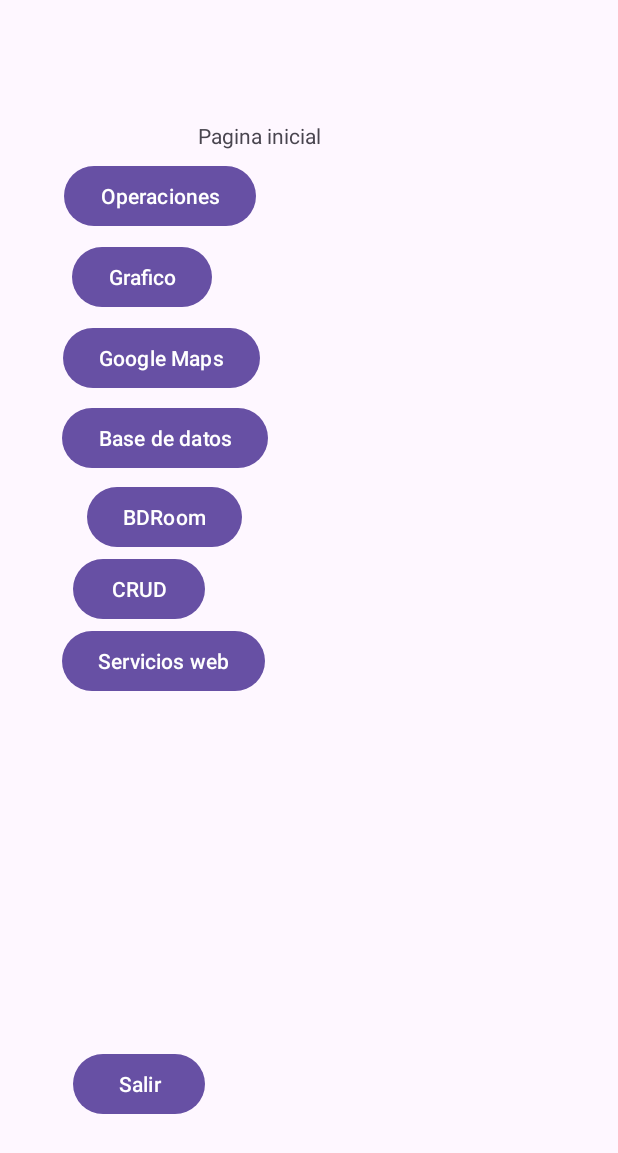
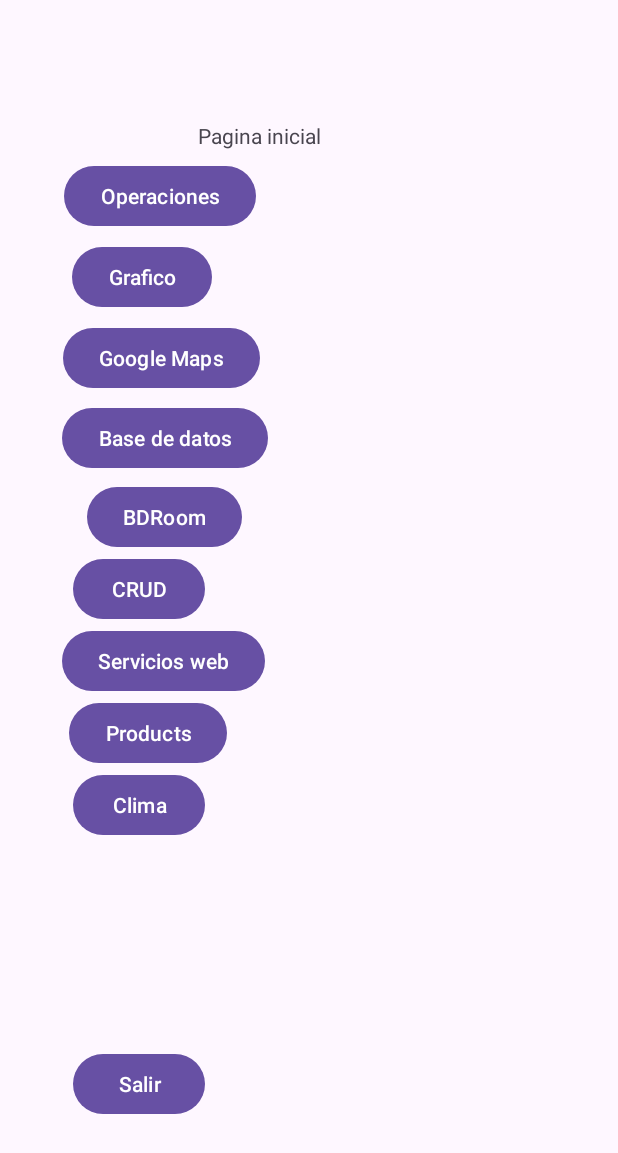
Before and after one commit to idGarciat/PruebasMovil, an Android app: the screen it shows after launch (MainActivity), on a phone screen of 412 x 824 dp. Shown: the top 1153 px of the screen. Run offline under Robolectric (Android 15) with nearby library versions, the phone set to English and light mode, and no system bars.

Commit message:
WEBSOCKETS new

```diff
--- a/app/src/main/AndroidManifest.xml
+++ b/app/src/main/AndroidManifest.xml
@@ -12,10 +12,14 @@
         android:fullBackupContent="@xml/backup_rules"
         android:icon="@mipmap/ic_launcher"
         android:label="@string/app_name"
+        android:networkSecurityConfig="@xml/network_security_config"
         android:roundIcon="@mipmap/ic_launcher_round"
         android:supportsRtl="true"
         android:theme="@style/Theme.Pruebas1"
         android:usesCleartextTraffic="true">
+        <activity
+            android:name=".webpackagessss.ClimaActivity"
+            android:exported="false" />
         <activity
             android:name=".products.ProductsActivity"
             android:exported="false" />
--- a/app/src/main/java/com/example/pruebas1/MainActivity.kt
+++ b/app/src/main/java/com/example/pruebas1/MainActivity.kt
@@ -8,8 +8,11 @@ import androidx.appcompat.app.AppCompatActivity
 import androidx.core.view.ViewCompat
 import androidx.core.view.WindowInsetsCompat
 import com.example.pruebas1.CRUD.CRUDActivity
+import com.example.pruebas1.ServiciosWeb.WebMainActivity
 import com.example.pruebas1.bdroom.NewBDRoomActivity
 import com.example.pruebas1.products.ProductsActivity
+import com.example.pruebas1.webpackagessss.ClimaActivity
+import kotlin.jvm.java
 
 
 class MainActivity : AppCompatActivity() {
@@ -37,7 +40,10 @@ class MainActivity : AppCompatActivity() {
         val buttongraficos : Button = findViewById(R.id.grafico)
         val buttonsalir : Button = findViewById(R.id.btnSalir)
         val btnBDRoom : Button = findViewById(R.id.btnBDRoom)
-        val brnCRUD : Button = findViewById(R.id.btnCRUD)
+        val btnserviciosweb : Button = findViewById(R.id.btnServiciosWeb)
+        val btnCRUD : Button = findViewById(R.id.btnCRUD)
+        val btnProducts : Button = findViewById(R.id.btnProducts)
+        val btnclima : Button = findViewById(R.id.btnclima)
 
 
         boton1.setOnClickListener {
@@ -63,8 +69,23 @@ class MainActivity : AppCompatActivity() {
             startActivity(intent)
         }
 
-        brnCRUD.setOnClickListener {
+        btnserviciosweb.setOnClickListener {
+            val intent = Intent(this, WebMainActivity::class.java)
+            startActivity(intent)
+        }
+
+        btnCRUD.setOnClickListener {
+            val intent = Intent(this, CRUDActivity::class.java)
+            startActivity(intent)
+        }
+
+        btnProducts.setOnClickListener {
             val intent = Intent(this, ProductsActivity::class.java)
+            startActivity(intent)
+        }
+
+        btnclima.setOnClickListener {
+            val intent = Intent(this, ClimaActivity::class.java)
             startActivity(intent)
         }
 
--- a/app/src/main/java/com/example/pruebas1/products/ProductsActivity.kt
+++ b/app/src/main/java/com/example/pruebas1/products/ProductsActivity.kt
@@ -89,7 +89,7 @@ class ProductsActivity : AppCompatActivity() {
     }
 
     private fun observarDatos(apiService: APIServices) {
-        val observable = Observable.interval(5, 10, TimeUnit.SECONDS)
+        val observable = Observable.interval(5, 5, TimeUnit.SECONDS)
             .flatMap { apiService.getAllProducts() }
             .distinctUntilChanged()
             .subscribeOn(Schedulers.io())
--- a/app/src/main/res/layout/activity_main.xml
+++ b/app/src/main/res/layout/activity_main.xml
@@ -106,6 +106,31 @@
         app:layout_constraintVertical_bias="0.0" />
 
     <Button
+        android:id="@+id/btnProducts"
+        android:layout_width="wrap_content"
+        android:layout_height="wrap_content"
+        android:text="Products"
+        app:layout_constraintBottom_toBottomOf="parent"
+        app:layout_constraintEnd_toEndOf="parent"
+        app:layout_constraintHorizontal_bias="0.150"
+        app:layout_constraintStart_toStartOf="parent"
+        app:layout_constraintTop_toBottomOf="@+id/btnServiciosWeb"
+        app:layout_constraintVertical_bias="0.0" />
+
+    <Button
+        android:id="@+id/btnclima"
+        android:layout_width="wrap_content"
+        android:layout_height="wrap_content"
+        android:text="Clima"
+        app:layout_constraintBottom_toBottomOf="parent"
+        app:layout_constraintEnd_toEndOf="parent"
+        app:layout_constraintHorizontal_bias="0.150"
+        app:layout_constraintStart_toStartOf="parent"
+        app:layout_constraintTop_toBottomOf="@+id/btnProducts"
+        app:layout_constraintVertical_bias="0.0" />
+
+
+    <Button
         android:id="@+id/btnSalir"
         android:layout_width="wrap_content"
         android:layout_height="wrap_content"
--- /dev/null
+++ b/app/src/main/res/xml/network_security_config.xml
@@ -0,0 +1,6 @@
+<?xml version="1.0" encoding="utf-8"?>
+<network-security-config>
+    <domain-config cleartextTrafficPermitted="true">
+        <domain includeSubdomains="true">192.168.0.181</domain> <!-- o 10.0.2.2 -->
+    </domain-config>
+</network-security-config>
```
Also changed, not shown: app/src/main/java/com/example/pruebas1/webpackagessss/ClimaActivity.kt (added, +66 -0 lines), app/src/main/java/com/example/pruebas1/webpackagessss/WeatherWebSocketClient.kt (added, +53 -0 lines), app/src/main/res/layout/activity_clima.xml (added, +27 -0 lines).
